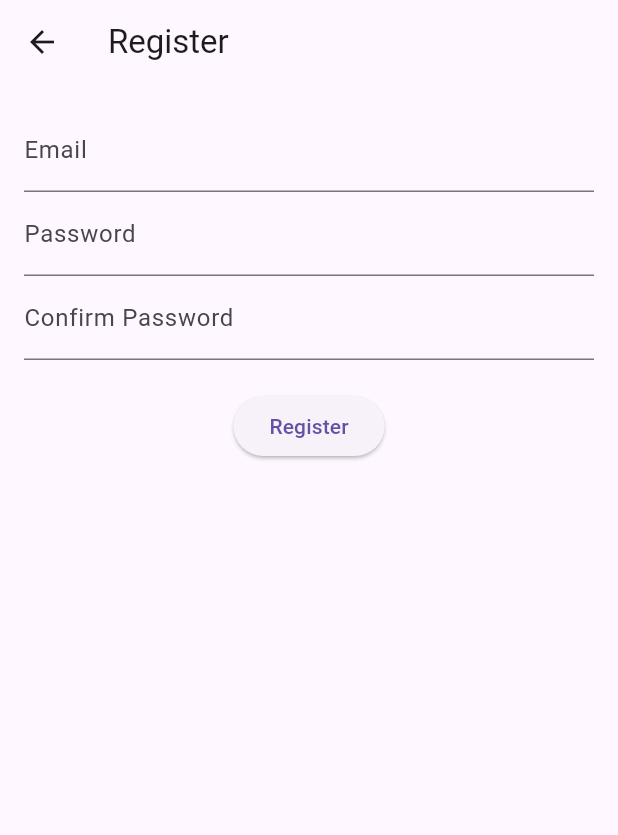
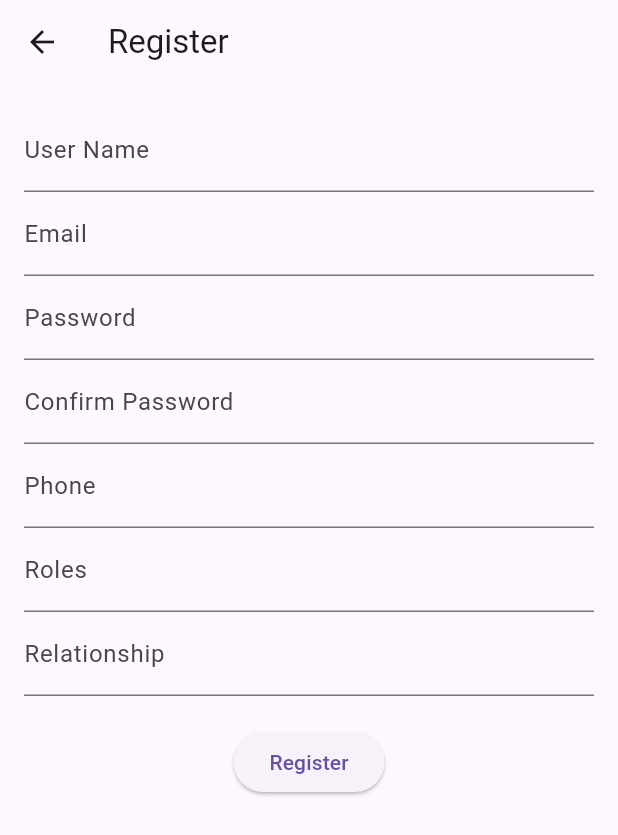
Before and after one commit to axislinn/Bumblebee-Parent, a Flutter app: the RegisterScreen screen opened directly, after a tap on "Register", on a phone screen of 412 x 824 dp. Shown: the top 835 px of the screen. Run offline on Flutter 3.47's test engine with Material 3 defaults, Android fonts, the phone set to English and light mode, and no system bars; our stand-ins replace equatable, flutter_bloc; network calls fail.

Commit message:
login and register

```diff
--- a/lib/bloc/bloc/login_bloc.dart
+++ b/lib/bloc/bloc/login_bloc.dart
@@ -1,8 +1,12 @@
+import 'package:flutter_bloc/flutter_bloc.dart';
+import 'package:bumblebee/bloc/bloc/login_event.dart';
+import 'package:bumblebee/bloc/bloc/login_state.dart';
 import 'package:bumblebee/data/repository/repositories/user_repository.dart';
 import 'package:bumblebee/models/user_model.dart';
 import 'package:flutter_bloc/flutter_bloc.dart';
 import 'login_event.dart';
 import 'login_state.dart';
+
 
 class LoginBloc extends Bloc<LoginEvent, LoginState> {
   final UserRepository userRepository;
--- a/lib/bloc/bloc/login_state.dart
+++ b/lib/bloc/bloc/login_state.dart
@@ -1,3 +1,4 @@
+import 'package:equatable/equatable.dart';
 import 'package:bumblebee/models/user_model.dart';
 import 'package:equatable/equatable.dart';
 
--- a/lib/bloc/bloc/signup_bloc.dart
+++ b/lib/bloc/bloc/signup_bloc.dart
@@ -1,10 +1,12 @@
+import 'package:flutter_bloc/flutter_bloc.dart';
 import 'package:bumblebee/bloc/bloc/signup_event.dart';
 import 'package:bumblebee/bloc/bloc/signup_state.dart';
-import 'package:flutter_bloc/flutter_bloc.dart';
-
+import 'package:bumblebee/data/repository/repositories/user_repository.dart';
 
 class RegisterBloc extends Bloc<RegisterEvent, RegisterState> {
-  RegisterBloc() : super(RegisterInitial());
+  final UserRepository userRepository;
+
+  RegisterBloc({required this.userRepository}) : super(RegisterInitial());
 
   @override
   Stream<RegisterState> mapEventToState(RegisterEvent event) async* {
@@ -12,13 +14,22 @@ class RegisterBloc extends Bloc<RegisterEvent, RegisterState> {
       yield RegisterLoading();
 
       try {
-        // Simulate a registration process
-        await Future.delayed(Duration(seconds: 2));
-        if (event.password == event.confirmPassword) {
-          yield RegisterSuccess();
-        } else {
+        if (event.password != event.confirmPassword) {
           yield RegisterFailure(error: 'Passwords do not match');
+          return;
         }
+
+        final user = await userRepository.register(
+          userName: event.userName,
+          email: event.email,
+          password: event.password,
+          confirmedPassword: event.confirmPassword,
+          phone: event.phone,
+          roles: event.roles,
+          relationship: event.relationship,
+        );
+
+        yield RegisterSuccess(user: user);
       } catch (error) {
         yield RegisterFailure(error: error.toString());
       }
--- a/lib/bloc/bloc/signup_event.dart
+++ b/lib/bloc/bloc/signup_event.dart
@@ -6,16 +6,24 @@ abstract class RegisterEvent extends Equatable {
 }
 
 class RegisterButtonPressed extends RegisterEvent {
+  final String userName;
   final String email;
   final String password;
   final String confirmPassword;
+  final String phone;
+  final String roles;
+  final String relationship;
 
   RegisterButtonPressed({
+    required this.userName,
     required this.email,
     required this.password,
     required this.confirmPassword,
+    required this.phone,
+    required this.roles,
+    required this.relationship,
   });
 
   @override
-  List<Object> get props => [email, password, confirmPassword];
+  List<Object> get props => [userName, email, password, confirmPassword, phone, roles, relationship];
 }
--- a/lib/bloc/bloc/signup_state.dart
+++ b/lib/bloc/bloc/signup_state.dart
@@ -1,15 +1,23 @@
+import 'package:bumblebee/models/user_model.dart';
 import 'package:equatable/equatable.dart';
 
 abstract class RegisterState extends Equatable {
   @override
-  List<Object> get props => [];
+  List<Object?> get props => [];
 }
 
 class RegisterInitial extends RegisterState {}
 
 class RegisterLoading extends RegisterState {}
 
-class RegisterSuccess extends RegisterState {}
+class RegisterSuccess extends RegisterState {
+  final UserModel user;
+
+  RegisterSuccess({required this.user});
+
+  @override
+  List<Object?> get props => [user];
+}
 
 class RegisterFailure extends RegisterState {
   final String error;
@@ -17,5 +25,5 @@ class RegisterFailure extends RegisterState {
   RegisterFailure({required this.error});
 
   @override
-  List<Object> get props => [error];
+  List<Object?> get props => [error];
 }
--- a/lib/data/repository/repositories/user_repository.dart
+++ b/lib/data/repository/repositories/user_repository.dart
@@ -1,23 +1,60 @@
+import 'package:http/http.dart' as http;
+import 'dart:convert';
+
 import 'package:bumblebee/models/user_model.dart';
 
 class UserRepository {
-  // Simulate user data fetching and authentication
+  final String baseUrl = 'https://bumblebeeflutterdeploy-production.up.railway.app';
 
+    // Method for login
   Future<UserModel> authenticate({required String email, required String password}) async {
-    await Future.delayed(Duration(seconds: 2)); // Simulate network delay
+    final url = Uri.parse('$baseUrl/login');
 
-    // Simulate authentication success/failure
-    if (email == 'test@test.com' && password == 'password') {
-      return UserModel(id: '1', email: email, name: 'Test User');
+    final response = await http.post(
+      url,
+      headers: {'Content-Type': 'application/json'},
+      body: json.encode({
+        'email': email,
+        'password': password,
+      }),
+    );
+
+    if (response.statusCode == 200) {
+      return UserModel.fromJson(json.decode(response.body));
     } else {
-      throw Exception('Invalid credentials');
+      throw Exception('Failed to login: ${response.body}');
     }
   }
+  // Method for register
+  Future<UserModel> register({
+    required String userName,
+    required String email,
+    required String password,
+    required String confirmedPassword,
+    required String phone,
+    required String roles,
+    required String relationship,
+  }) async {
+    final url = Uri.parse('$baseUrl/register');
 
-  Future<UserModel> register({required String email, required String password, required String name}) async {
-    await Future.delayed(Duration(seconds: 2)); // Simulate network delay
+    final response = await http.post(
+      url,
+      headers: {'Content-Type': 'application/json'},
+      body: json.encode({
+        'userName': userName,
+        'email': email,
+        'password': password,
+        'confirmedPassword': confirmedPassword,
+        'phone': phone,
+        'roles': roles,
+        'relationship': relationship,
+      }),
+    );
 
-    // Simulate successful registration
-    return UserModel(id: '2', email: email, name: name);
+    if (response.statusCode == 200) {
+      return UserModel.fromJson(json.decode(response.body));
+    } else {
+      throw Exception('Failed to register user: ${response.body}');
+    }
   }
 }
--- a/lib/models/user_model.dart
+++ b/lib/models/user_model.dart
@@ -1,16 +1,35 @@
 class UserModel {
   final String id;
+  final String userName;
   final String email;
-  final String name;
+  final String password;
+  final String confirmedPassword;
+  final String phone;
+  final String roles;
+  final String relationship;
 
-  UserModel({required this.id, required this.email, required this.name});
+  UserModel({
+    required this.id,
+    required this.userName,
+    required this.email,
+    required this.password,
+    required this.confirmedPassword,
+    required this.phone,
+    required this.roles,
+    required this.relationship,
+  });
 
   // Convert a JSON map into a UserModel instance
   factory UserModel.fromJson(Map<String, dynamic> json) {
     return UserModel(
       id: json['id'] as String,
+      userName: json['userName'] as String,
       email: json['email'] as String,
-      name: json['name'] as String,
+      password: json['password'] as String,
+      confirmedPassword: json['confirmedPassword'] as String,
+      phone: json['phone'] as String,
+      roles: json['roles'] as String,
+      relationship: json['relationship'] as String,
     );
   }
 
@@ -18,8 +37,13 @@ class UserModel {
   Map<String, dynamic> toJson() {
     return {
       'id': id,
+      'userName': userName,
       'email': email,
-      'name': name,
+      'password': password,
+      'confirmedPassword': confirmedPassword,
+      'phone': phone,
+      'roles': roles,
+      'relationship': relationship,
     };
   }
 }
--- a/lib/screens/loginscreen.dart
+++ b/lib/screens/loginscreen.dart
@@ -1,11 +1,11 @@
+import 'package:bumblebee/screens/home_screen.dart';
+import 'package:bumblebee/screens/signupscreen.dart';
+import 'package:flutter/material.dart';
+import 'package:flutter_bloc/flutter_bloc.dart';
 import 'package:bumblebee/bloc/bloc/login_bloc.dart';
 import 'package:bumblebee/bloc/bloc/login_event.dart';
 import 'package:bumblebee/bloc/bloc/login_state.dart';
 import 'package:bumblebee/data/repository/repositories/user_repository.dart';
-import 'package:bumblebee/screens/signupscreen.dart';
-import 'package:flutter/material.dart';
-import 'package:flutter_bloc/flutter_bloc.dart';
-
 
 class LoginScreen extends StatelessWidget {
   final TextEditingController _emailController = TextEditingController();
@@ -23,9 +23,11 @@ class LoginScreen extends StatelessWidget {
         child: BlocListener<LoginBloc, LoginState>(
           listener: (context, state) {
             if (state is LoginSuccess) {
-              // Handle login success (navigate to another screen)
+              Navigator.of(context).pushReplacement(
+                MaterialPageRoute(builder: (context) => HomePage()),
+              );
               ScaffoldMessenger.of(context).showSnackBar(
-                SnackBar(content: Text('Welcome, ${state.user.name}!')),
+                SnackBar(content: Text('Welcome, ${state.user.userName}!')),
               );
             } else if (state is LoginFailure) {
               ScaffoldMessenger.of(context).showSnackBar(
--- a/lib/screens/signupscreen.dart
+++ b/lib/screens/signupscreen.dart
@@ -1,26 +1,39 @@
+import 'package:bumblebee/data/repository/repositories/user_repository.dart';
+import 'package:flutter/material.dart';
+import 'package:flutter_bloc/flutter_bloc.dart';
 import 'package:bumblebee/bloc/bloc/signup_bloc.dart';
 import 'package:bumblebee/bloc/bloc/signup_event.dart';
 import 'package:bumblebee/bloc/bloc/signup_state.dart';
-import 'package:flutter/material.dart';
-import 'package:flutter_bloc/flutter_bloc.dart';
+import 'package:bumblebee/screens/loginscreen.dart';
 
 class RegisterScreen extends StatelessWidget {
+  final TextEditingController _userNameController = TextEditingController();
   final TextEditingController _emailController = TextEditingController();
   final TextEditingController _passwordController = TextEditingController();
   final TextEditingController _confirmPasswordController = TextEditingController();
+  final TextEditingController _phoneController = TextEditingController();
+  final TextEditingController _rolesController = TextEditingController();
+  final TextEditingController _relationshipController = TextEditingController();
 
   @override
   Widget build(BuildContext context) {
+    final userRepository = UserRepository();
+
     return Scaffold(
       appBar: AppBar(
         title: Text('Register'),
       ),
       body: BlocProvider(
-        create: (context) => RegisterBloc(),
+        create: (context) => RegisterBloc(userRepository: userRepository),
         child: BlocListener<RegisterBloc, RegisterState>(
           listener: (context, state) {
             if (state is RegisterSuccess) {
-              // Navigate to login or other screen
+              Navigator.of(context).pushReplacement(
+                MaterialPageRoute(builder: (context) => LoginScreen()),
+              );
+              ScaffoldMessenger.of(context).showSnackBar(
+                SnackBar(content: Text('Registration Successful! Please login.')),
+              );
             } else if (state is RegisterFailure) {
               ScaffoldMessenger.of(context).showSnackBar(
                 SnackBar(content: Text('Registration Failed: ${state.error}')),
@@ -31,6 +44,10 @@ class RegisterScreen extends StatelessWidget {
             padding: const EdgeInsets.all(16.0),
             child: Column(
               children: [
+                TextField(
+                  controller: _userNameController,
+                  decoration: InputDecoration(labelText: 'User Name'),
+                ),
                 TextField(
                   controller: _emailController,
                   decoration: InputDecoration(labelText: 'Email'),
@@ -45,14 +62,30 @@ class RegisterScreen extends StatelessWidget {
                   decoration: InputDecoration(labelText: 'Confirm Password'),
                   obscureText: true,
                 ),
+                TextField(
+                  controller: _phoneController,
+                  decoration: InputDecoration(labelText: 'Phone'),
+                ),
+                TextField(
+                  controller: _rolesController,
+                  decoration: InputDecoration(labelText: 'Roles'),
+                ),
+                TextField(
+                  controller: _relationshipController,
+                  decoration: InputDecoration(labelText: 'Relationship'),
+                ),
                 SizedBox(height: 20),
                 ElevatedButton(
                   onPressed: () {
                     BlocProvider.of<RegisterBloc>(context).add(
                       RegisterButtonPressed(
+                        userName: _userNameController.text,
                         email: _emailController.text,
                         password: _passwordController.text,
                         confirmPassword: _confirmPasswordController.text,
+                        phone: _phoneController.text,
+                        roles: _rolesController.text,
+                        relationship: _relationshipController.text,
                       ),
                     );
                   },
--- a/lib/screens/splashscreen.dart
+++ b/lib/screens/splashscreen.dart
@@ -22,7 +22,7 @@ class _SplashScreenState extends State<SplashScreen> {
   @override
   Widget build(BuildContext context) {
     return Scaffold(
-      backgroundColor: Colors.blue,
+      backgroundColor: const Color.fromARGB(255, 58, 67, 75),
       body: Center(
         child: Column(
           mainAxisAlignment: MainAxisAlignment.center,
--- a/pubspec.yaml
+++ b/pubspec.yaml
@@ -39,6 +39,7 @@ dependencies:
   bloc: ^8.1.4
   equatable: ^2.0.5
   http: ^1.2.2
+  shared_preferences: ^2.3.2
 
 dev_dependencies:
   flutter_test:
```
Also changed, not shown: lib/screens/home_screen.dart (added, +15 -0 lines), pubspec.lock, 1 other file.
